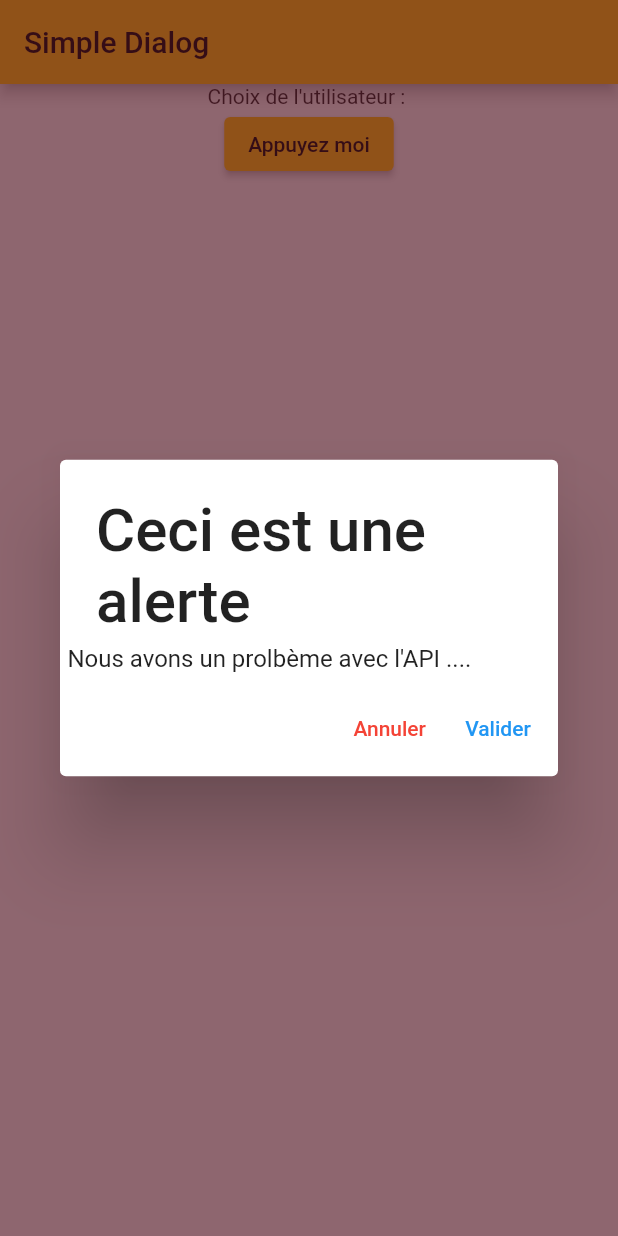
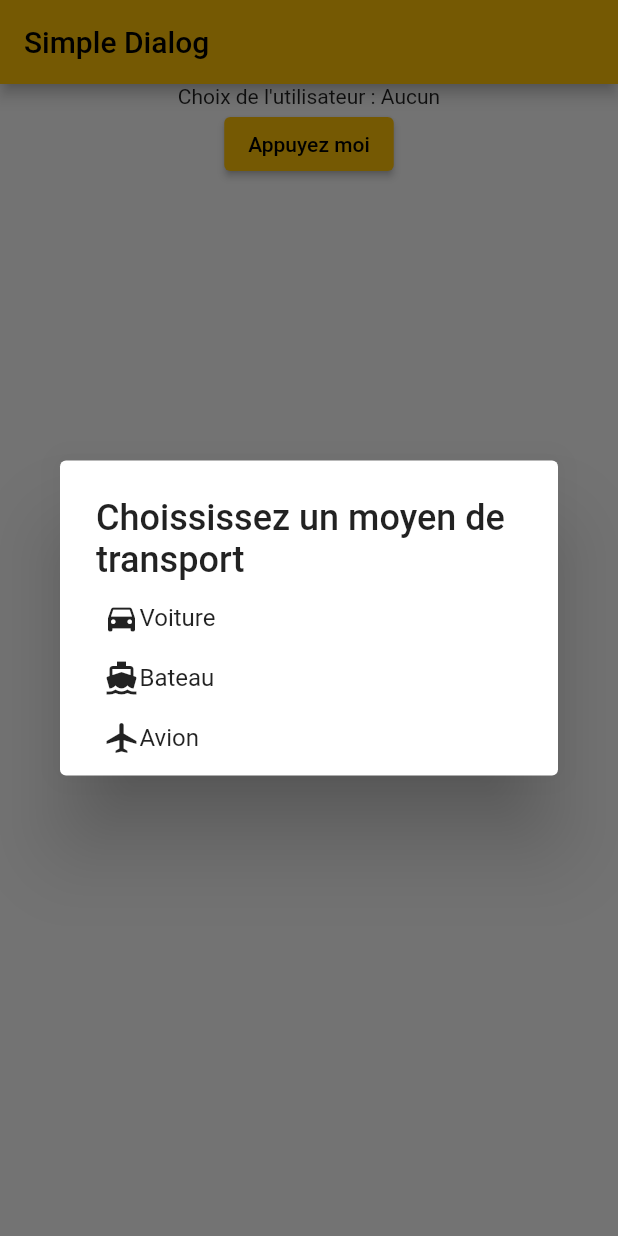
Before and after one commit to fabienlierville/flutter_ril21-2_navigation, a Flutter app: the screen it shows after launch, after a tap on "Appuyez moi", on a phone screen of 412 x 824 dp. Run offline on Flutter 3.47's test engine with Material 2 defaults, Android fonts, the phone set to English and light mode, and no system bars.

Commit message:
Simple Dialog

```diff
--- a/lib/pages/page_simple.dart
+++ b/lib/pages/page_simple.dart
@@ -8,6 +8,7 @@ class PageSimple extends StatefulWidget {
 }
 
 class _PageSimpleState extends State<PageSimple> {
+  String choix = "Aucun";
 
   @override
   Widget build(BuildContext context) {
@@ -18,11 +19,11 @@ class _PageSimpleState extends State<PageSimple> {
       body: Center(
         child:Column(
           children: [
-            Text("Choix de l'utilisateur : "),
+            Text("Choix de l'utilisateur : ${choix}"),
             ElevatedButton(
               child: Text("Appuyez moi"),
               onPressed: (){
-                alerte();
+                simple();
               },
             ),
           ],
@@ -31,30 +32,56 @@ class _PageSimpleState extends State<PageSimple> {
     );
   }
 
-  Future<void> alerte() async{
+  Future<void> simple() async{
     showDialog(
       context: context,
       barrierDismissible: false,
-      barrierColor: Color(0xa4521422),
       builder: (BuildContext contextDialog){
-        return AlertDialog(
-          title: Text("Ceci est une alerte", textScaleFactor: 2,),
-          content: Text("Nous avons un prolbème avec l'API ...."),
+        return SimpleDialog(
+          title: Text("Choississez un moyen de transport", textScaleFactor: 1.2,),
           contentPadding: EdgeInsets.all(5.0),
-          actions: [
-            TextButton(
-                onPressed: (){
-                  print("Annuler");
+          children: [
+            SimpleDialogOption(
+              child: Row(
+                children: [
+                  Icon(Icons.directions_car),
+                  Text("Voiture")
+                ],
+              ),
+              onPressed: (){
+                setState(() {
+                  choix = "Voiture";
                   Navigator.pop(contextDialog);
-                },
-                child: Text("Annuler", style: TextStyle(color: Colors.red),)
+                });
+              },
             ),
-            TextButton(
-                onPressed: (){
-                  print("Valider");
+            SimpleDialogOption(
+              child: Row(
+                children: [
+                  Icon(Icons.directions_boat),
+                  Text("Bateau")
+                ],
+              ),
+              onPressed: (){
+                setState(() {
+                  choix = "Bateau";
                   Navigator.pop(contextDialog);
-                },
-                child: Text("Valider", style: TextStyle(color: Colors.blue),)
+                });
+              },
+            ),
+            SimpleDialogOption(
+              child: Row(
+                children: [
+                  Icon(Icons.airplanemode_active),
+                  Text("Avion")
+                ],
+              ),
+              onPressed: (){
+                setState(() {
+                  choix = "Avion";
+                  Navigator.pop(contextDialog);
+                });
+              },
             ),
           ],
         );
```
